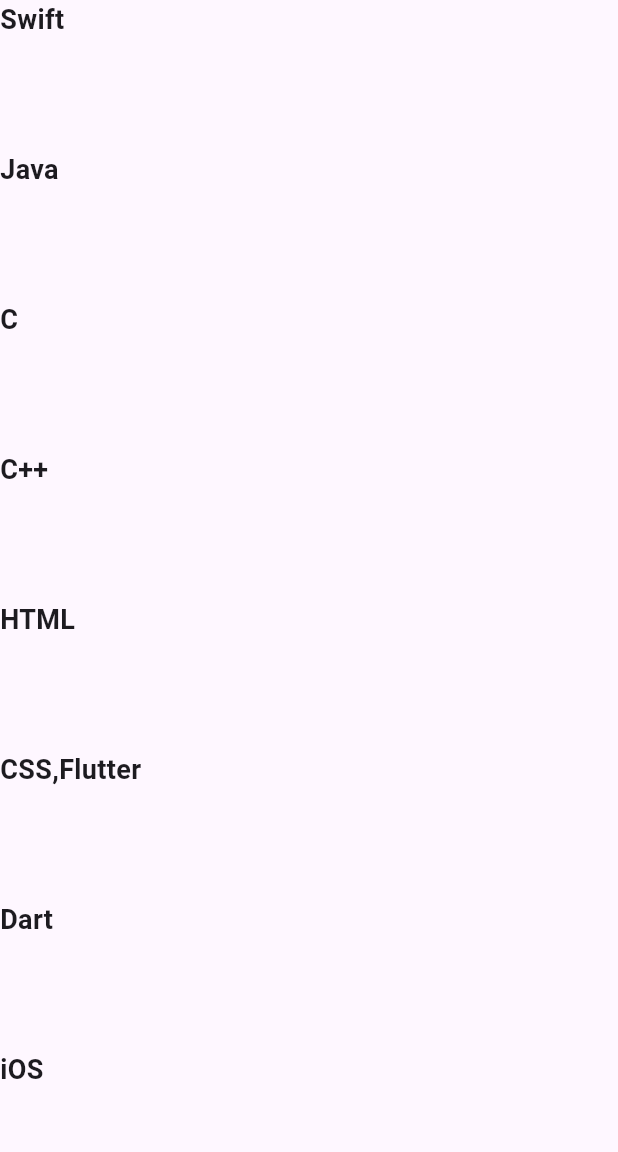
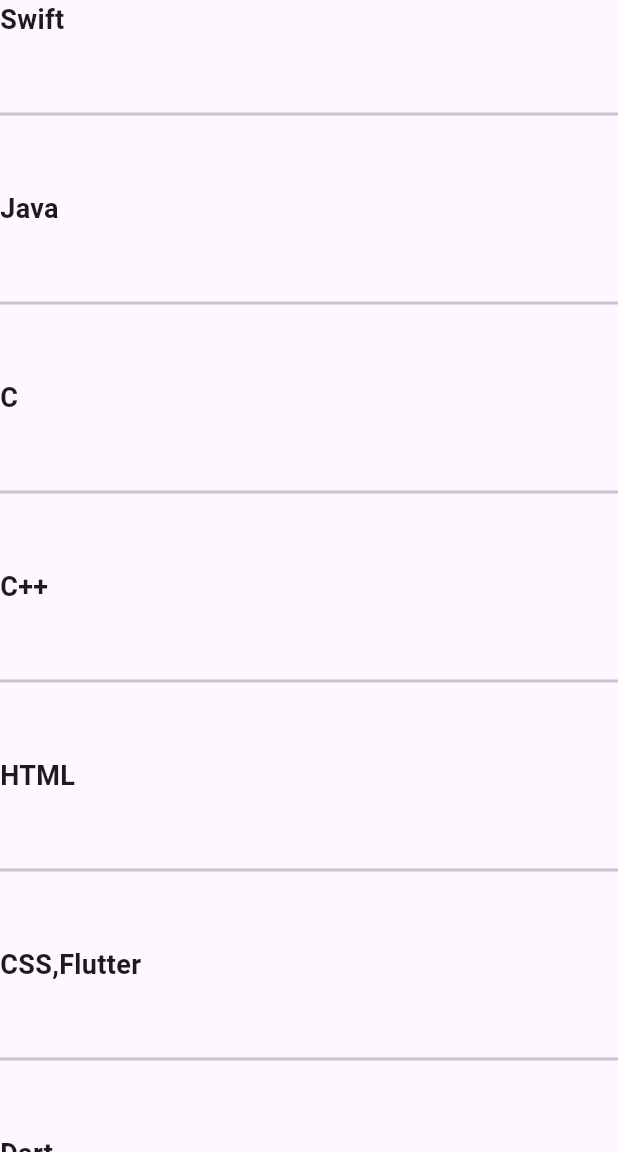
Before and after one commit to AkashBelekar2428/ListView_flutter, a Flutter app: the screen it shows after launch, on a phone screen of 412 x 824 dp, the part 84-1236 px from its top. Run offline on Flutter 3.47's test engine with Material 2 defaults, Android fonts, the phone set to English and light mode, and no system bars.

```diff
--- a/lib/main.dart
+++ b/lib/main.dart
@@ -49,12 +49,14 @@ class _MyHomePageState extends State<MyHomePage> {
 
         title: Text('Listview'),
       ),
-      body:ListView.builder(itemBuilder: (context, index) {
+      body:ListView.separated(itemBuilder: (context, index) {
         return Text(nameArr[index], style: TextStyle(fontSize: 18,fontWeight: FontWeight.bold),);
 
       },
       itemCount: nameArr.length,
-        itemExtent: 100,
+        separatorBuilder: (context, index){
+        return Divider(height: 100,thickness: 2,);
+        },
       )
       );
   }
```
